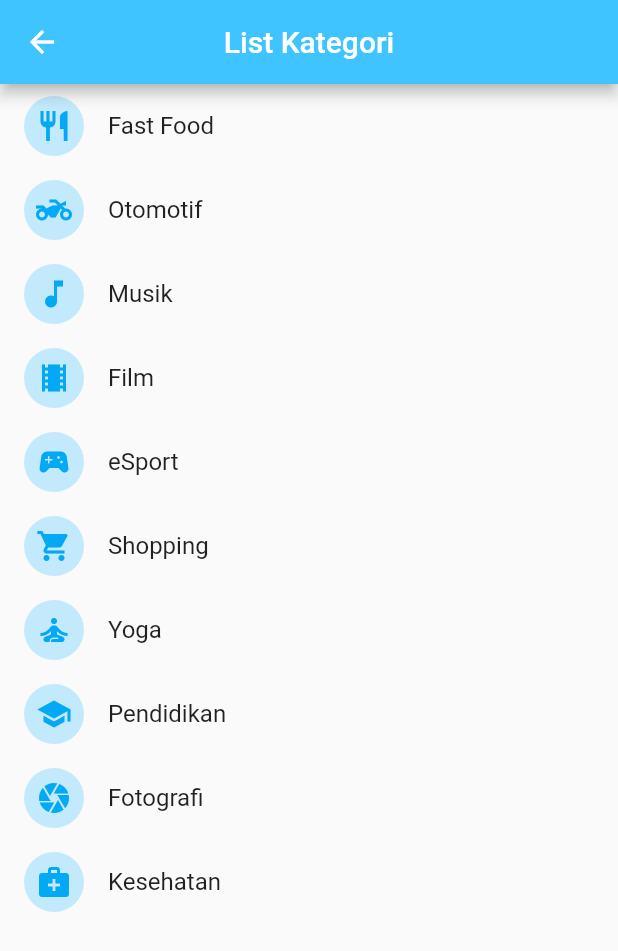
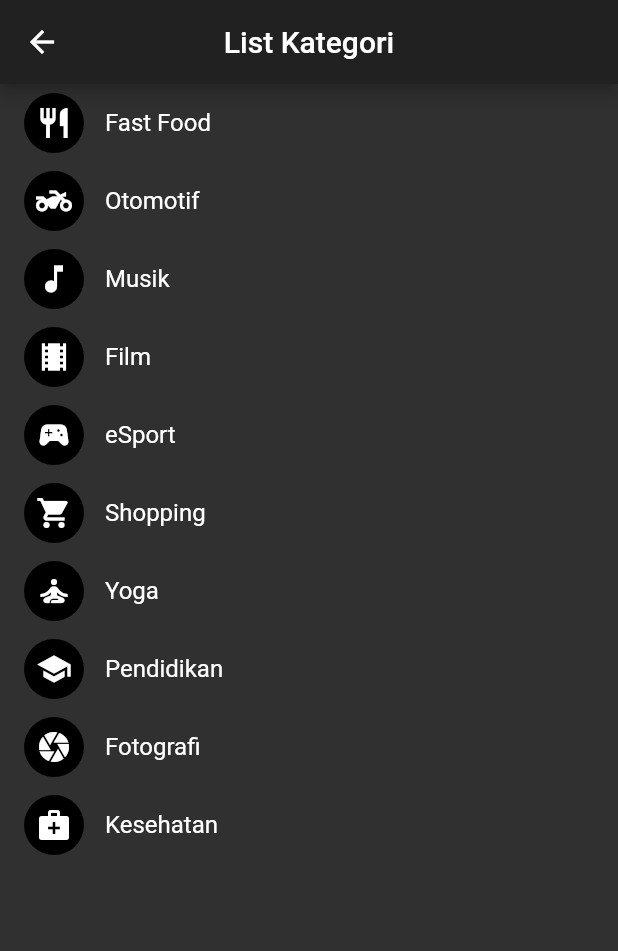
Before and after one commit to hafidzf21/Flutter_NewsApp, a Flutter app: the ListPages screen opened by its route, on a phone screen of 412 x 824 dp. Shown: the top 951 px of the screen. Run offline on Flutter 3.47's test engine with Material 2 defaults, Android fonts, the phone set to English and light mode, and no system bars; our stand-ins replace flutter_login, flutter_spinkit, lottie; network calls fail.

Commit message:
Styling Tampilan Aplikasi Flutter

```diff
--- a/lib/components/customListTile.dart
+++ b/lib/components/customListTile.dart
@@ -16,11 +16,10 @@ Widget customListTile(Article article, BuildContext context) {
       margin: EdgeInsets.all(12.0),
       padding: EdgeInsets.all(8.0),
       decoration: BoxDecoration(
-          color: Colors.white,
           borderRadius: BorderRadius.circular(12.0),
           boxShadow: [
             BoxShadow(
-              color: Colors.black12,
+              color: Colors.black26,
               blurRadius: 3.0,
             ),
           ]),
@@ -43,7 +42,7 @@ Widget customListTile(Article article, BuildContext context) {
           Container(
             padding: EdgeInsets.all(6.0),
             decoration: BoxDecoration(
-              color: Colors.blue[400],
+              color: Colors.white10,
               borderRadius: BorderRadius.circular(30.0),
             ),
             child: Text(
--- a/lib/main.dart
+++ b/lib/main.dart
@@ -20,6 +20,10 @@ class MyApp extends StatelessWidget {
     ],
     builder: (context, child) => MaterialApp(
       debugShowCheckedModeBanner: false,
+      theme: ThemeData(
+        brightness: Brightness.dark,
+        visualDensity: VisualDensity.comfortable,
+      ),
         routes: {
           '/' : (BuildContext _) => SplashScreen(),
           '/home' : (BuildContext _) => HomePage(),
--- a/lib/pages/articles_details_page.dart
+++ b/lib/pages/articles_details_page.dart
@@ -12,7 +12,6 @@ class ArticlePage extends StatelessWidget {
       appBar: AppBar(
         centerTitle: true,
         title: Text("Detail News"),
-        backgroundColor: Colors.lightBlueAccent,
       ),
       body: Padding(
         padding: const EdgeInsets.all(8.0),
@@ -35,7 +34,7 @@ class ArticlePage extends StatelessWidget {
             Container(
               padding: EdgeInsets.all(6.0),
               decoration: BoxDecoration(
-                color: Colors.blue[400],
+                color: Colors.white10,
                 borderRadius: BorderRadius.circular(30.0),
               ),
               child: Text(
--- a/lib/pages/menu/detail_menu/detail_list.dart
+++ b/lib/pages/menu/detail_menu/detail_list.dart
@@ -12,7 +12,6 @@ class _DetailListState extends State<DetailList> {
       appBar: AppBar(
         centerTitle: true,
         title: Text("Detail Kategori"),
-        backgroundColor: Colors.lightBlueAccent,
       ),
       body: Center(
         child: Text(
--- a/lib/pages/menu/list_pages.dart
+++ b/lib/pages/menu/list_pages.dart
@@ -13,7 +13,6 @@ class _ListPagesState extends State<ListPages> {
       appBar: AppBar(
         centerTitle: true,
         title: Text("List Kategori"),
-        backgroundColor: Colors.lightBlueAccent,
       ),
       body: ListView(
         children: [
@@ -22,8 +21,7 @@ class _ListPagesState extends State<ListPages> {
               builder: (BuildContext _) => DetailList(),
             )),
             leading: CircleAvatar(
-              child: Icon(Icons.restaurant, color: Colors.lightBlue),
-              backgroundColor: Colors.lightBlueAccent.withOpacity(0.3),
+              child: Icon(Icons.restaurant),
             ),
             title: Text("Fast Food"),
           ),
@@ -32,8 +30,7 @@ class _ListPagesState extends State<ListPages> {
               builder: (BuildContext _) => DetailList(),
             )),
             leading: CircleAvatar(
-              child: Icon(Icons.two_wheeler, color: Colors.lightBlue),
-              backgroundColor: Colors.lightBlueAccent.withOpacity(0.3),
+              child: Icon(Icons.two_wheeler),
             ),
             title: Text("Otomotif"),
           ),
@@ -42,8 +39,7 @@ class _ListPagesState extends State<ListPages> {
               builder: (BuildContext _) => DetailList(),
             )),
             leading: CircleAvatar(
-              child: Icon(Icons.music_note, color: Colors.lightBlue),
-              backgroundColor: Colors.lightBlueAccent.withOpacity(0.3),
+              child: Icon(Icons.music_note)
             ),
             title: Text("Musik"),
           ),
@@ -52,8 +48,7 @@ class _ListPagesState extends State<ListPages> {
               builder: (BuildContext _) => DetailList(),
             )),
             leading: CircleAvatar(
-              child: Icon(Icons.theaters, color: Colors.lightBlue),
-              backgroundColor: Colors.lightBlueAccent.withOpacity(0.3),
+              child: Icon(Icons.theaters),
             ),
             title: Text("Film"),
           ),
@@ -62,8 +57,7 @@ class _ListPagesState extends State<ListPages> {
               builder: (BuildContext _) => DetailList(),
             )),
             leading: CircleAvatar(
-              child: Icon(Icons.sports_esports, color: Colors.lightBlue),
-              backgroundColor: Colors.lightBlueAccent.withOpacity(0.3),
+              child: Icon(Icons.sports_esports),
             ),
             title: Text("eSport"),
           ),
@@ -72,8 +66,7 @@ class _ListPagesState extends State<ListPages> {
               builder: (BuildContext _) => DetailList(),
             )),
             leading: CircleAvatar(
-              child: Icon(Icons.shopping_cart, color: Colors.lightBlue),
-              backgroundColor: Colors.lightBlueAccent.withOpacity(0.3),
+              child: Icon(Icons.shopping_cart),
             ),
             title: Text("Shopping"),
           ),
@@ -82,8 +75,7 @@ class _ListPagesState extends State<ListPages> {
               builder: (BuildContext _) => DetailList(),
             )),
             leading: CircleAvatar(
-              child: Icon(Icons.self_improvement, color: Colors.lightBlue),
-              backgroundColor: Colors.lightBlueAccent.withOpacity(0.3),
+              child: Icon(Icons.self_improvement),
             ),
             title: Text("Yoga"),
           ),
@@ -92,8 +84,7 @@ class _ListPagesState extends State<ListPages> {
               builder: (BuildContext _) => DetailList(),
             )),
             leading: CircleAvatar(
-              child: Icon(Icons.school, color: Colors.lightBlue),
-              backgroundColor: Colors.lightBlueAccent.withOpacity(0.3),
+              child: Icon(Icons.school),
             ),
             title: Text("Pendidikan"),
           ),
@@ -102,8 +93,7 @@ class _ListPagesState extends State<ListPages> {
               builder: (BuildContext _) => DetailList(),
             )),
             leading: CircleAvatar(
-              child: Icon(Icons.camera, color: Colors.lightBlue),
-              backgroundColor: Colors.lightBlueAccent.withOpacity(0.3),
+              child: Icon(Icons.camera),
             ),
             title: Text("Fotografi"),
           ),
@@ -112,8 +102,7 @@ class _ListPagesState extends State<ListPages> {
               builder: (BuildContext _) => DetailList(),
             )),
             leading: CircleAvatar(
-              child: Icon(Icons.medical_services, color: Colors.lightBlue),
-              backgroundColor: Colors.lightBlueAccent.withOpacity(0.3),
+              child: Icon(Icons.medical_services),
             ),
             title: Text("Kesehatan"),
           ),
--- a/lib/pages/menu/lottie.dart
+++ b/lib/pages/menu/lottie.dart
@@ -13,7 +13,6 @@ class _LottiePagesState extends State<LottiePages> {
       appBar: AppBar(
         centerTitle: true,
         title: Text("Lottie Animations"),
-        backgroundColor: Colors.black87,
       ),
       body: Container(
         child: Center(
--- a/lib/pages/splashScreen.dart
+++ b/lib/pages/splashScreen.dart
@@ -19,7 +19,6 @@ class _SplashScreenState extends State<SplashScreen> {
   @override
   Widget build(BuildContext context) {
     return Scaffold(
-      backgroundColor: Colors.lightBlueAccent,
       body: Center(
         child: Column(
           mainAxisAlignment: MainAxisAlignment.center,
```
Also changed, not shown: lib/pages/homepages.dart (+3 -4 lines).
